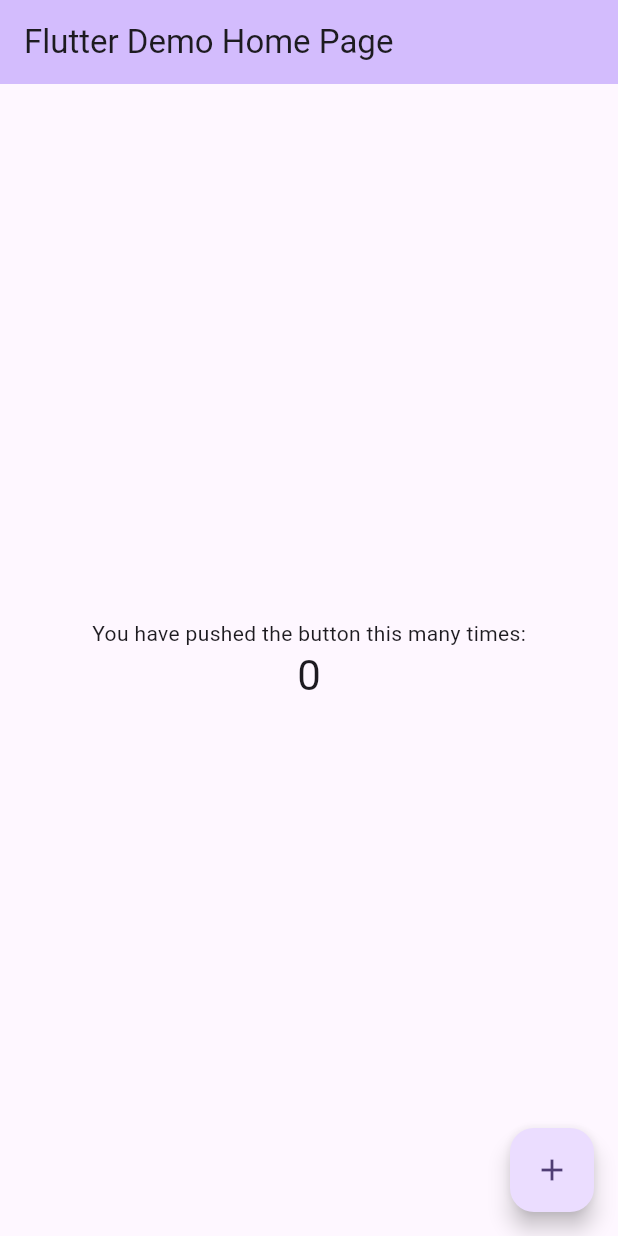
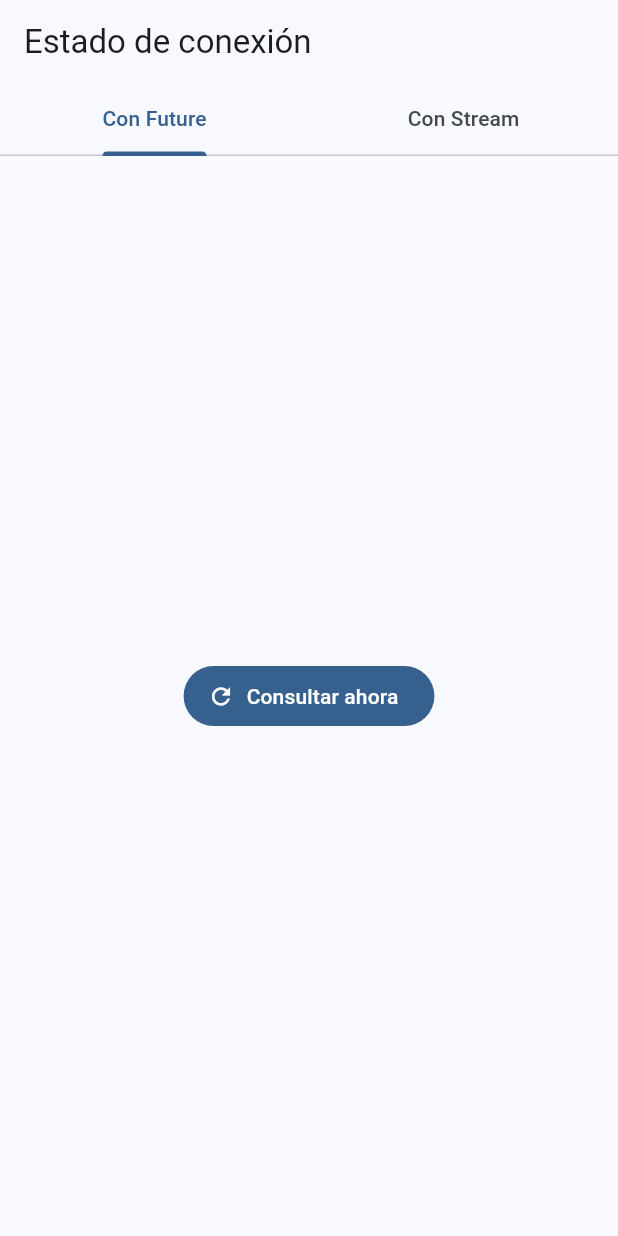
Before and after one commit to dgakj/Clase-Progra-Asistida-de-Apps, a Flutter app: the screen it shows after launch, on a phone screen of 412 x 824 dp. Run offline on Flutter 3.47's test engine with Material 3 defaults, Android fonts, the phone set to English and light mode, and no system bars; our stand-ins replace connectivity_plus, flutter_bloc, flutter_dotenv, shared_preferences, supabase_flutter; accounts and stored records are empty.

Commit message:
feat: conexion con future y con stream + cubit

```diff
--- /dev/null
+++ b/deber_b_01/parte_b_conexion/lib/domain/entities/estado_conexion.dart
@@ -0,0 +1 @@
+enum EstadoConexion { wifi, datosMoviles, otro, sinConexion }
--- /dev/null
+++ b/deber_b_01/parte_b_conexion/lib/domain/repositories/conexion_repository.dart
@@ -0,0 +1,7 @@
+import '../entities/estado_conexion.dart';
+
+abstract class ConexionRepository {
+  Future<EstadoConexion> consultarAhora();
+
+  Stream<EstadoConexion> observarCambios();
+}
--- /dev/null
+++ b/deber_b_01/parte_b_conexion/lib/domain/usecases/consultar_conexion.dart
@@ -0,0 +1,10 @@
+import '../entities/estado_conexion.dart';
+import '../repositories/conexion_repository.dart';
+
+class ConsultarConexion {
+  ConsultarConexion(this._repository);
+
+  final ConexionRepository _repository;
+
+  Future<EstadoConexion> call() => _repository.consultarAhora();
+}
--- /dev/null
+++ b/deber_b_01/parte_b_conexion/lib/domain/usecases/observar_conexion.dart
@@ -0,0 +1,10 @@
+import '../entities/estado_conexion.dart';
+import '../repositories/conexion_repository.dart';
+
+class ObservarConexion {
+  ObservarConexion(this._repository);
+
+  final ConexionRepository _repository;
+
+  Stream<EstadoConexion> call() => _repository.observarCambios();
+}
--- a/deber_b_01/parte_b_conexion/lib/main.dart
+++ b/deber_b_01/parte_b_conexion/lib/main.dart
@@ -1,121 +1,61 @@
 import 'package:flutter/material.dart';
 
+import 'data/repositories/conexion_plus_repository.dart';
+import 'domain/usecases/consultar_conexion.dart';
+import 'domain/usecases/observar_conexion.dart';
+import 'presentation/pantallas/pantalla_foto.dart';
+import 'presentation/pantallas/pantalla_stream.dart';
+
 void main() {
-  runApp(const MyApp());
+  final repository = ConexionPlusRepository();
+  final consultarConexion = ConsultarConexion(repository);
+  final observarConexion = ObservarConexion(repository);
+
+  runApp(
+    ConexionApp(
+      consultarConexion: consultarConexion,
+      observarConexion: observarConexion,
+    ),
+  );
 }
 
-class MyApp extends StatelessWidget {
-  const MyApp({super.key});
+class ConexionApp extends StatelessWidget {
+  const ConexionApp({
+    super.key,
+    required this.consultarConexion,
+    required this.observarConexion,
+  });
 
-  // This widget is the root of your application.
+  final ConsultarConexion consultarConexion;
+  final ObservarConexion observarConexion;
+
   @override
   Widget build(BuildContext context) {
     return MaterialApp(
-      title: 'Flutter Demo',
-      theme: ThemeData(
-        // This is the theme of your application.
-        //
-        // TRY THIS: Try running your application with "flutter run". You'll see
-        // the application has a purple toolbar. Then, without quitting the app,
-        // try changing the seedColor in the colorScheme below to Colors.green
-        // and then invoke "hot reload" (save your changes or press the "hot
-        // reload" button in a Flutter-supported IDE, or press "r" if you used
-        // the command line to start the app).
-        //
-        // Notice that the counter didn't reset back to zero; the application
-        // state is not lost during the reload. To reset the state, use hot
-        // restart instead.
-        //
-        // This works for code too, not just values: Most code changes can be
-        // tested with just a hot reload.
-        colorScheme: .fromSeed(seedColor: Colors.deepPurple),
-      ),
-      home: const MyHomePage(title: 'Flutter Demo Home Page'),
-    );
-  }
-}
-
-class MyHomePage extends StatefulWidget {
-  const MyHomePage({super.key, required this.title});
-
-  // This widget is the home page of your application. It is stateful, meaning
-  // that it has a State object (defined below) that contains fields that affect
-  // how it looks.
-
-  // This class is the configuration for the state. It holds the values (in this
-  // case the title) provided by the parent (in this case the App widget) and
-  // used by the build method of the State. Fields in a Widget subclass are
-  // always marked "final".
-
-  final String title;
-
-  @override
-  State<MyHomePage> createState() => _MyHomePageState();
-}
-
-class _MyHomePageState extends State<MyHomePage> {
-  int _counter = 0;
-
-  void _incrementCounter() {
-    setState(() {
-      // This call to setState tells the Flutter framework that something has
-      // changed in this State, which causes it to rerun the build method below
-      // so that the display can reflect the updated values. If we changed
-      // _counter without calling setState(), then the build method would not be
-      // called again, and so nothing would appear to happen.
-      _counter++;
-    });
-  }
-
-  @override
-  Widget build(BuildContext context) {
-    // This method is rerun every time setState is called, for instance as done
-    // by the _incrementCounter method above.
-    //
-    // The Flutter framework has been optimized to make rerunning build methods
-    // fast, so that you can just rebuild anything that needs updating rather
-    // than having to individually change instances of widgets.
-    return Scaffold(
-      appBar: AppBar(
-        // TRY THIS: Try changing the color here to a specific color (to
-        // Colors.amber, perhaps?) and trigger a hot reload to see the AppBar
-        // change color while the other colors stay the same.
-        backgroundColor: Theme.of(context).colorScheme.inversePrimary,
-        // Here we take the value from the MyHomePage object that was created by
-        // the App.build method, and use it to set our appbar title.
-        title: Text(widget.title),
-      ),
-      body: Center(
-        // Center is a layout widget. It takes a single child and positions it
-        // in the middle of the parent.
-        child: Column(
-          // Column is also a layout widget. It takes a list of children and
-          // arranges them vertically. By default, it sizes itself to fit its
-          // children horizontally, and tries to be as tall as its parent.
-          //
-          // Column has various properties to control how it sizes itself and
-          // how it positions its children. Here we use mainAxisAlignment to
-          // center the children vertically; the main axis here is the vertical
-          // axis because Columns are vertical (the cross axis would be
-          // horizontal).
-          //
-          // TRY THIS: Invoke "debug painting" (choose the "Toggle Debug Paint"
-          // action in the IDE, or press "p" in the console), to see the
-          // wireframe for each widget.
-          mainAxisAlignment: .center,
-          children: [
-            const Text('You have pushed the button this many times:'),
-            Text(
-              '$_counter',
-              style: Theme.of(context).textTheme.headlineMedium,
+      title: 'Estado de conexión',
+      theme: ThemeData(colorScheme: .fromSeed(seedColor: Colors.blue)),
+      home: DefaultTabController(
+        length: 2,
+        child: Scaffold(
+          appBar: AppBar(
+            title: const Text('Estado de conexión'),
+            bottom: const TabBar(
+              tabs: [
+                Tab(text: 'Con Future'),
+                Tab(text: 'Con Stream'),
+              ],
             ),
-          ],
+          ),
+          body: TabBarView(
+            children: [
+              PantallaFoto(consultarConexion: consultarConexion),
+              PantallaStream(
+                consultarConexion: consultarConexion,
+                observarConexion: observarConexion,
+              ),
+            ],
+          ),
         ),
-      ),
-      floatingActionButton: FloatingActionButton(
-        onPressed: _incrementCounter,
-        tooltip: 'Increment',
-        child: const Icon(Icons.add),
       ),
     );
   }
--- /dev/null
+++ b/deber_b_01/parte_b_conexion/lib/presentation/pantallas/pantalla_foto.dart
@@ -0,0 +1,109 @@
+import 'package:flutter/material.dart';
+
+import '../../domain/entities/estado_conexion.dart';
+import '../../domain/usecases/consultar_conexion.dart';
+
+class PantallaFoto extends StatefulWidget {
+  const PantallaFoto({super.key, required this.consultarConexion});
+
+  final ConsultarConexion consultarConexion;
+
+  @override
+  State<PantallaFoto> createState() => _PantallaFotoState();
+}
+
+class _PantallaFotoState extends State<PantallaFoto> {
+  EstadoConexion? _estado;
+  DateTime? _horaConsulta;
+  bool _consultando = false;
+  String? _error;
+
+  Future<void> _consultarAhora() async {
+    final hora = DateTime.now();
+    setState(() {
+      _consultando = true;
+      _error = null;
+    });
+
+    try {
+      final estado = await widget.consultarConexion();
+      if (!mounted) return;
+      setState(() {
+        _estado = estado;
+        _horaConsulta = hora;
+        _consultando = false;
+      });
+    } catch (_) {
+      if (!mounted) return;
+      setState(() {
+        _horaConsulta = hora;
+        _error = 'No se pudo consultar la conexión';
+        _consultando = false;
+      });
+    }
+  }
+
+  String get _horaFormateada {
+    final hora = _horaConsulta!;
+    final hh = hora.hour.toString().padLeft(2, '0');
+    final mm = hora.minute.toString().padLeft(2, '0');
+    final ss = hora.second.toString().padLeft(2, '0');
+    return '$hh:$mm:$ss';
+  }
+
+  @override
+  Widget build(BuildContext context) {
+    final conectado =
+        _estado != null && _estado != EstadoConexion.sinConexion;
+    final colorEstado = conectado ? Colors.green : Colors.red;
+
+    final (etiqueta, icono) = switch (_estado) {
+      EstadoConexion.wifi => ('Wi-Fi', Icons.wifi),
+      EstadoConexion.datosMoviles => ('Datos móviles', Icons.signal_cellular_alt),
+      EstadoConexion.sinConexion => ('Sin conexión', Icons.wifi_off),
+      EstadoConexion.otro => ('Otra conexión', Icons.device_hub),
+      null => ('', Icons.help_outline),
+    };
+
+    return Center(
+      child: Padding(
+          padding: const EdgeInsets.all(24),
+          child: Column(
+            mainAxisSize: MainAxisSize.min,
+            children: [
+              if (_estado != null) ...[
+                Icon(icono, size: 88, color: colorEstado),
+                const SizedBox(height: 16),
+                Text(
+                  etiqueta,
+                  textAlign: TextAlign.center,
+                  style: Theme.of(context).textTheme.headlineMedium?.copyWith(
+                    color: colorEstado,
+                    fontWeight: FontWeight.bold,
+                  ),
+                ),
+                const SizedBox(height: 12),
+                Text('Consulta realizada a las $_horaFormateada'),
+                const SizedBox(height: 24),
+              ] else if (_horaConsulta != null) ...[
+                Text(_error!, textAlign: TextAlign.center),
+                const SizedBox(height: 12),
+                Text('Consulta realizada a las $_horaFormateada'),
+                const SizedBox(height: 24),
+              ],
+              FilledButton.icon(
+                onPressed: _consultando ? null : _consultarAhora,
+                icon: _consultando
+                    ? const SizedBox.square(
+                        dimension: 18,
+                        child: CircularProgressIndicator(strokeWidth: 2),
+                      )
+                    : const Icon(Icons.refresh),
+                label: const Text('Consultar ahora'),
+              ),
+            ],
+          ),
+      ),
+    );
+  }
+}
```
Also changed, not shown: deber_b_01/parte_b_conexion/lib/data/repositories/conexion_plus_repository.dart (added, +35 -0 lines), deber_b_01/parte_b_conexion/lib/presentation/estado/conexion_cubit.dart (added, +31 -0 lines), deber_b_01/parte_b_conexion/lib/presentation/pantallas/pantalla_stream.dart (added, +85 -0 lines).
